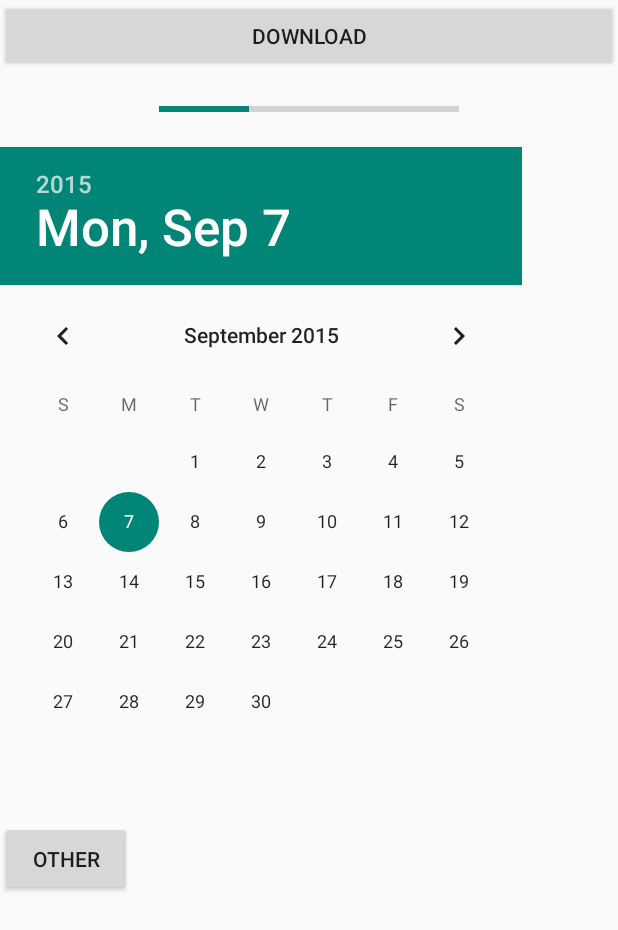
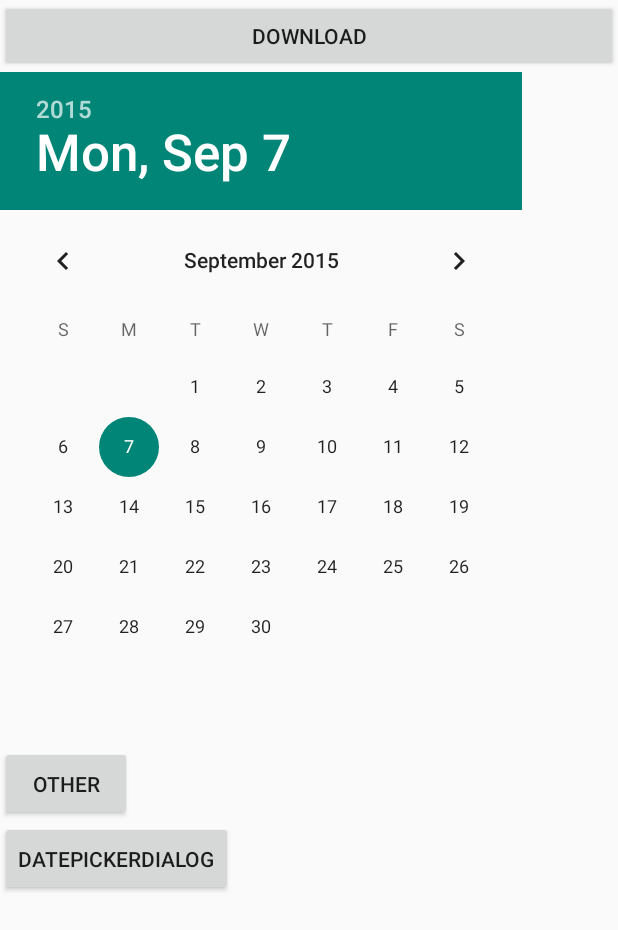
Before and after one commit to liuxiaokun/longd, an Android app: the screen it shows after launch (MainActivity), on a phone screen of 412 x 824 dp. Shown: the top 930 px of the screen. Run offline under Robolectric (Android 15) with nearby library versions, the phone set to English and light mode, and no system bars.

Commit message:
add datepickerdialog

```diff
--- a/app/src/main/java/com/fred/longd/activities/MainActivity.java
+++ b/app/src/main/java/com/fred/longd/activities/MainActivity.java
@@ -1,6 +1,7 @@
 package com.fred.longd.activities;
 
 import android.app.Activity;
+import android.app.DatePickerDialog;
 import android.app.ProgressDialog;
 import android.content.Intent;
 import android.os.Bundle;
@@ -14,12 +15,15 @@ import com.fred.longd.task.DownloadTask;
 import com.fred.longd.utils.ScreenUtil;
 import com.fred.longd.view.SimpleToast;
 
+import java.util.Calendar;
+import java.util.Locale;
+
 
 public class MainActivity extends Activity implements View.OnClickListener {
 
     private Button download;
     private ProgressDialog progressDialog;
-    private DatePicker datePicker;
+    private Button datePickerDialog;
     private Button other;
 
     @Override
@@ -32,7 +36,9 @@ public class MainActivity extends Activity implements View.OnClickListener {
 
         download = (Button) findViewById(R.id.download);
         download.setOnClickListener(this);
-        datePicker = (DatePicker) findViewById(R.id.date_picker);
+        datePickerDialog = (Button) findViewById(R.id.date_picker_dialog);
+        datePickerDialog.setOnClickListener(this);
+
         progressDialog = new ProgressDialog(this);
         progressDialog.setProgressStyle(ProgressDialog.STYLE_HORIZONTAL);
         progressDialog.setCancelable(false);
@@ -65,6 +71,22 @@ public class MainActivity extends Activity implements View.OnClickListener {
                 startActivity(intent);
                 break;
 
+            case R.id.date_picker_dialog:
+
+                Calendar calendar = Calendar.getInstance(Locale.CHINA);
+
+                int year = calendar.get(Calendar.YEAR); //获取Calendar对象中的年
+                int month = calendar.get(Calendar.MONTH);//获取Calendar对象中的月
+                int day = calendar.get(Calendar.DAY_OF_MONTH);//获取这个月的第几天
+
+                DatePickerDialog dpd = new DatePickerDialog(this, new DatePickerDialog.OnDateSetListener() {
+
+                    @Override
+                    public void onDateSet(DatePicker view, int year, int monthOfYear, int dayOfMonth) {
+
+                    }
+                }, year, month, day);
+                dpd.show();
             default:
                 break;
         }
@@ -109,4 +131,5 @@ public class MainActivity extends Activity implements View.OnClickListener {
         sendBroadcast(addShortcutIntent);
     }
 
+
 }
--- a/app/src/main/res/layout/activity_main.xml
+++ b/app/src/main/res/layout/activity_main.xml
@@ -1,9 +1,7 @@
 <LinearLayout xmlns:android="http://schemas.android.com/apk/res/android"
-              xmlns:tools="http://schemas.android.com/tools"
               android:layout_width="match_parent"
               android:layout_height="match_parent"
-              android:orientation="vertical"
-              tools:context=".SplashActivity">
+              android:orientation="vertical">
 
     <ImageView
         android:layout_width="match_parent"
@@ -14,15 +12,6 @@
         android:layout_width="match_parent"
         android:layout_height="wrap_content"
         android:text="@string/download"/>
-
-    <ProgressBar
-        android:id="@+id/progress_bar"
-        style="@style/Widget.AppCompat.ProgressBar.Horizontal"
-        android:layout_width="200dp"
-        android:layout_height="50dp"
-        android:layout_gravity="center_horizontal"
-        android:max="100"
-        android:progress="30"/>
 
     <DatePicker
         android:id="@+id/date_picker"
@@ -36,9 +25,15 @@
 
     <Button
         android:id="@+id/other"
-        android:text="@string/other"
         android:layout_width="wrap_content"
-        android:layout_height="50dp"/>
+        android:layout_height="50dp"
+        android:text="@string/other"/>
+
+    <Button
+        android:id="@+id/date_picker_dialog"
+        android:layout_width="wrap_content"
+        android:layout_height="50dp"
+        android:text="@string/date_picker_dialog"/>
 
 
 </LinearLayout>
--- a/app/src/main/res/values/strings.xml
+++ b/app/src/main/res/values/strings.xml
@@ -5,5 +5,6 @@
     <string name="action_settings">Settings</string>
     <string name="download">download</string>
     <string name="other">other</string>
+    <string name="date_picker_dialog">DatePickerDialog</string>
     <string name="vibrator">vibrator</string>
 </resources>
```
